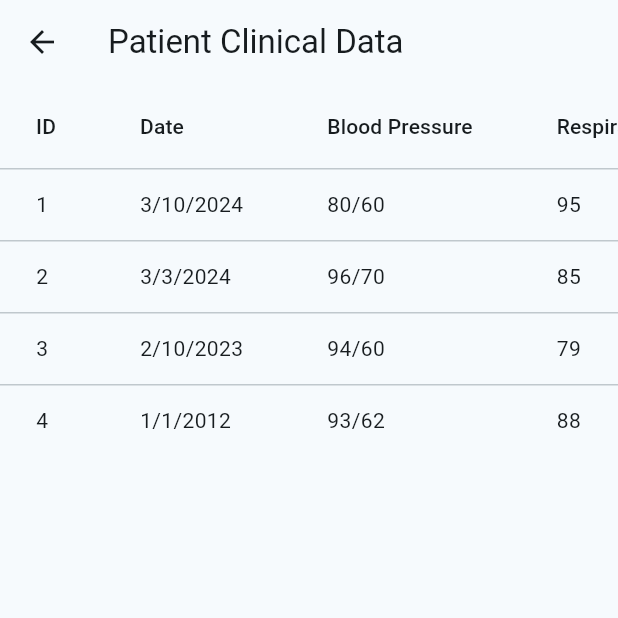
After one commit to ankitgurung17/patient_data_mobile_app_milestone2, a Flutter app: the ViewClinicalData screen opened directly, on a phone screen of 412 x 824 dp, the top half of it. The commit adds this screen. Run offline on Flutter 3.47's test engine with Material 3 defaults, Android fonts, the phone set to English and light mode, and no system bars.

Commit message:
View Patient Clinical Data

```diff
--- /dev/null
+++ b/lib/screens/viewClinicalData.dart
@@ -0,0 +1,72 @@
+import 'package:flutter/material.dart';
+
+class ViewClinicalData extends StatelessWidget {
+  final List<Map<String, dynamic>> patientData = [
+    {
+      'id': 1,
+      'date': '3/10/2024',
+      'blood_pressure': '80/60',
+      'respiratory_rate': '95',
+      'blood_oxygen_level': '97%',
+      'heartbeat_rate': '87',
+    },
+    {
+      'id': 2,
+      'date': '3/3/2024',
+      'blood_pressure': '96/70',
+      'respiratory_rate': '85',
+      'blood_oxygen_level': '100%',
+      'heartbeat_rate': '75',
+    },
+    {
+      'id': 3,
+      'date': '2/10/2023',
+      'blood_pressure': '94/60',
+      'respiratory_rate': '79',
+      'blood_oxygen_level': '76%',
+      'heartbeat_rate': '78',
+    },
+    {
+      'id': 4,
+      'date': '1/1/2012',
+      'blood_pressure': '93/62',
+      'respiratory_rate': '88',
+      'blood_oxygen_level': '89%',
+      'heartbeat_rate': '77',
+    },
+  ];
+
+  @override
+  Widget build(BuildContext context) {
+    return Scaffold(
+      appBar: AppBar(
+        title: const Text('Patient Clinical Data'),
+      ),
+      body: SingleChildScrollView(
+        scrollDirection: Axis.horizontal,
+        child: DataTable(
+          columns: const [
+            DataColumn(label: Text('ID')),
+            DataColumn(label: Text('Date')),
+            DataColumn(label: Text('Blood Pressure')),
+            DataColumn(label: Text('Respiratory Rate')),
+            DataColumn(label: Text('Blood Oxygen Level')),
+            DataColumn(label: Text('Heart Rate')),
+          ],
+          rows: patientData.map((patient) {
+            return DataRow(
+              cells: [
+                DataCell(Text(patient['id'].toString())),
+                DataCell(Text(patient['date'])),
+                DataCell(Text(patient['blood_pressure'])),
+                DataCell(Text(patient['respiratory_rate'])),
+                DataCell(Text(patient['blood_oxygen_level'])),
+                DataCell(Text(patient['heartbeat_rate'])),
+              ],
+            );
+          }).toList(),
+        ),
+      ),
+    );
+  }
+}
```
Also changed, not shown: lib/screens/dashboard.dart (line endings or trailing spaces).
